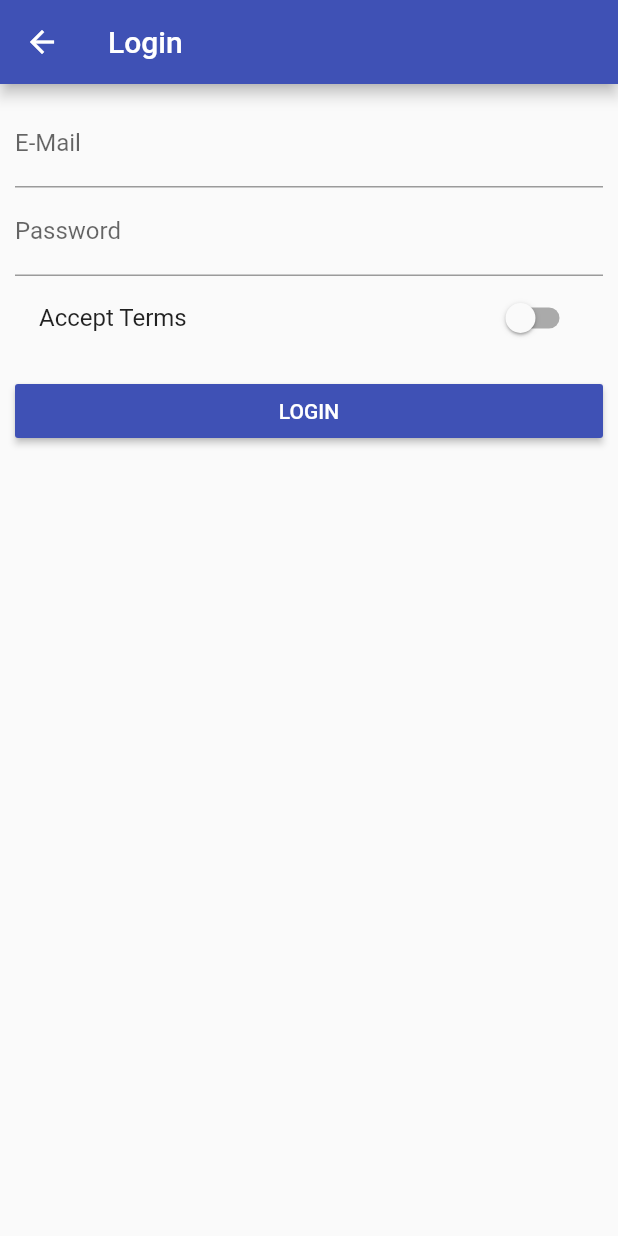
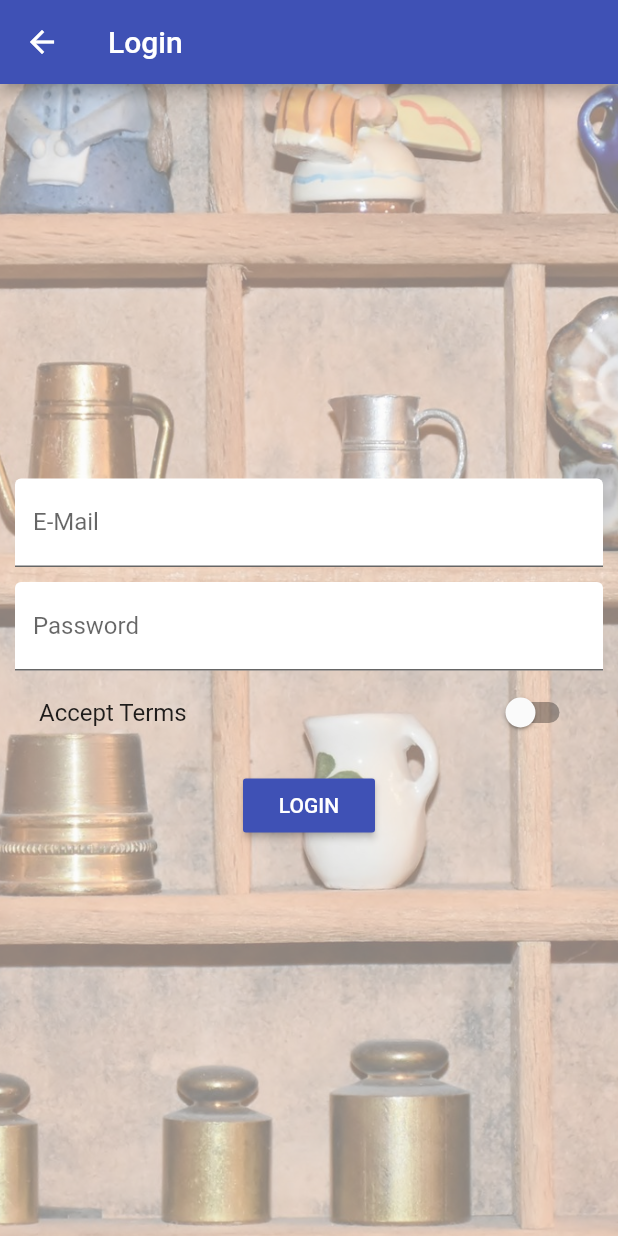
Before and after one commit to power19942/flutter-max-course, a Flutter app: the AuthPage screen opened by its route, on a phone screen of 412 x 824 dp. Run offline on Flutter 3.47's test engine with Material 2 defaults, Android fonts, the phone set to English and light mode, and no system bars.

```diff
--- a/lib/pages/auth.dart
+++ b/lib/pages/auth.dart
@@ -12,6 +12,49 @@ class _AuthPageState extends State<AuthPage> {
   String _passwordValue;
   bool _acceptTerms = false;
 
+  _buildBackgroundImage() {
+    return DecorationImage(
+        image: AssetImage('assets/background.jpg'),
+        fit: BoxFit.cover,
+        colorFilter:
+            ColorFilter.mode(Colors.black.withOpacity(0.5), BlendMode.dstATop));
+  }
+
+  _buildEmailTextField(){
+    return  TextField(
+              decoration: InputDecoration(
+                  labelText: 'E-Mail', filled: true, fillColor: Colors.white),
+              keyboardType: TextInputType.emailAddress,
+              onChanged: (String value) {
+                setState(() {
+                  _emailValue = value;
+                });
+              },
+            );
+  }
+  _buildPasswordTextField(){
+    return TextField(
+              decoration: InputDecoration(
+                  labelText: 'Password', filled: true, fillColor: Colors.white),
+              obscureText: true,
+              onChanged: (String value) {
+                setState(() {
+                  _passwordValue = value;
+                });
+              },
+            );
+  }
+  _buildAcceptSwitch(){
+    return SwitchListTile(
+              value: _acceptTerms,
+              onChanged: (bool value) {
+                setState(() {
+                  _acceptTerms = value;
+                });
+              },
+              title: Text('Accept Terms'),
+            );
+  }
   @override
   Widget build(BuildContext context) {
     return Scaffold(
@@ -19,36 +62,18 @@ class _AuthPageState extends State<AuthPage> {
         title: Text('Login'),
       ),
       body: Container(
-        margin: EdgeInsets.all(10.0),
-        child: ListView(
+        decoration: BoxDecoration(image: _buildBackgroundImage()),
+        padding: EdgeInsets.all(10),
+        child: Center(
+            child: SingleChildScrollView(
+                child: Column(
           children: <Widget>[
-            TextField(
-              decoration: InputDecoration(labelText: 'E-Mail'),
-              keyboardType: TextInputType.emailAddress,
-              onChanged: (String value) {
-                setState(() {
-                  _emailValue = value;
-                });
-              },
+           _buildEmailTextField(),
+            SizedBox(
+              height: 10,
             ),
-            TextField(
-              decoration: InputDecoration(labelText: 'Password'),
-              obscureText: true,
-              onChanged: (String value) {
-                setState(() {
-                  _passwordValue = value;
-                });
-              },
-            ),
-            SwitchListTile(
-              value: _acceptTerms,
-              onChanged: (bool value) {
-                setState(() {
-                  _acceptTerms = value;
-                });
-              },
-              title: Text('Accept Terms'),
-            ),
+            _buildPasswordTextField(),
+            _buildAcceptSwitch(),
             SizedBox(
               height: 10.0,
             ),
@@ -56,14 +81,10 @@ class _AuthPageState extends State<AuthPage> {
               color: Theme.of(context).primaryColor,
               textColor: Colors.white,
               child: Text('LOGIN'),
-              onPressed: () {
-                print(_emailValue);
-                print(_passwordValue);
-                Navigator.pushReplacementNamed(context, '/products');
-              },
+              onPressed: () => Navigator.pushReplacementNamed(context, '/products')
             ),
           ],
-        ),
+        ))),
       ),
     );
   }
--- a/lib/pages/product.dart
+++ b/lib/pages/product.dart
@@ -1,4 +1,5 @@
 import 'package:flutter/material.dart';
+import 'package:max_app/widgets/ui_elements/title_default.dart';
 
 class ProductPage extends StatelessWidget {
   final String title;
@@ -46,7 +47,7 @@ class ProductPage extends StatelessWidget {
               SizedBox(
                 height: 10,
               ),
-              Text(title),
+              TitleDefault(title),
               FlatButton(
                   color: Colors.red,
                   textColor: Colors.white,
```
Also changed, not shown: lib/main.dart (+6 -1 lines), lib/pages/product_admin.dart (+12 -7 lines), lib/pages/product_create.dart (+41 -24 lines), lib/pages/products.dart (+30 -14 lines), lib/product_manager.dart (deleted, +0 -19 lines), lib/products.dart (deleted, +0 -48 lines), lib/widgets/products/price_tag.dart (added, +21 -0 lines), lib/widgets/products/product_card.dart (added, +75 -0 lines), lib/widgets/products/products.dart (added, +25 -0 lines), lib/widgets/ui_elements/title_default.dart (added, +16 -0 lines), pubspec.yaml (+5 -4 lines), assets/Oswald-Bold.ttf (added).
